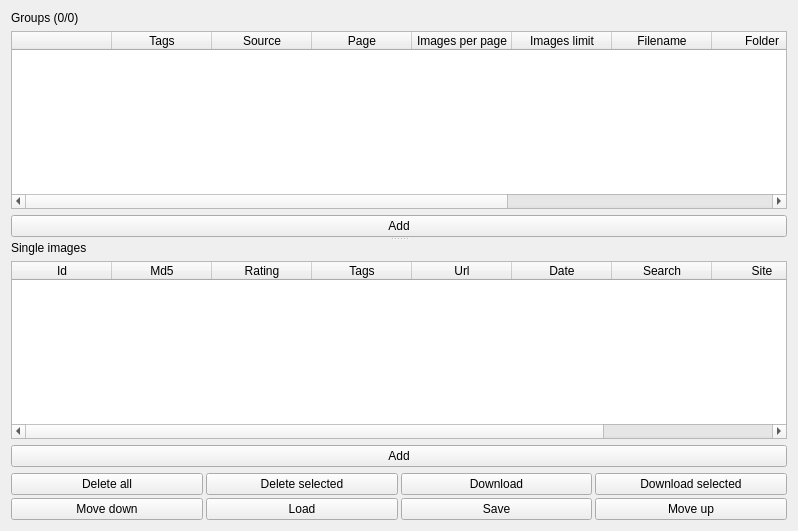
First picture: the form in gui/src/tabs/downloads-tab.ui, repository Bionus/imgbrd-grabber, before the edit.
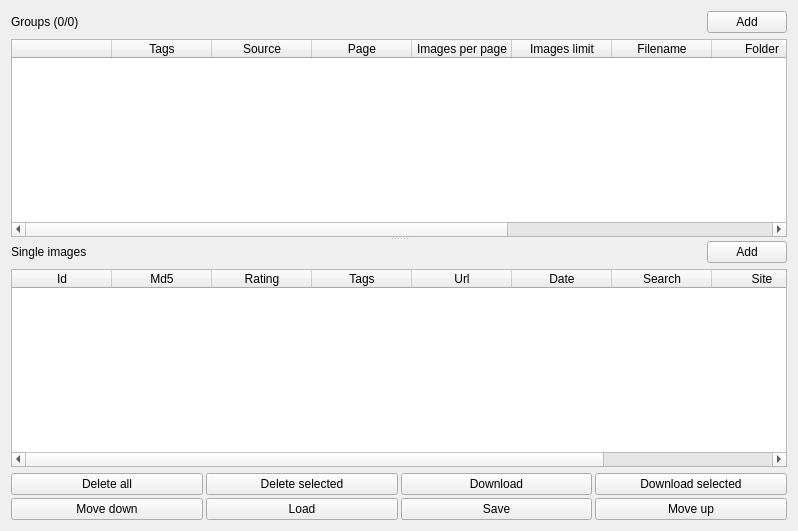
Second picture: the form after the edit. Icons and pictures are not drawn.

Commit message: Move the 'Add' buttons beside the headers in the downloads tab (issue #1628)

```diff
--- a/gui/src/tabs/downloads-tab.ui
+++ b/gui/src/tabs/downloads-tab.ui
@@ -47,6 +47,8 @@
         <number>0</number>
        </property>
        <item>
+        <layout class="QHBoxLayout" name="horizontalLayout_3" stretch="1,0">
+         <item>
         <widget class="QLabel" name="labelGroups">
          <property name="text">
           <string>Groups (0/0)</string>
@@ -54,6 +56,15 @@
         </widget>
        </item>
        <item>
+          <widget class="QPushButton" name="buttonAddGroup">
+           <property name="text">
+            <string>Add</string>
+           </property>
+          </widget>
+         </item>
+        </layout>
+       </item>
+       <item>
         <widget class="QTableWidget" name="tableBatchGroups">
          <property name="verticalScrollMode">
           <enum>QAbstractItemView::ScrollPerPixel</enum>
@@ -129,13 +140,6 @@
          </column>
         </widget>
        </item>
-       <item>
-        <widget class="QPushButton" name="buttonAddGroup">
-         <property name="text">
-          <string>Add</string>
-         </property>
-        </widget>
-       </item>
       </layout>
      </widget>
      <widget class="QWidget" name="widgetUniques" native="true">
@@ -150,6 +154,8 @@
         <number>0</number>
        </property>
        <item>
+        <layout class="QHBoxLayout" name="horizontalLayout_2" stretch="1,0">
+         <item>
         <widget class="QLabel" name="labelUniques">
          <property name="text">
           <string>Single images</string>
@@ -157,6 +163,15 @@
         </widget>
        </item>
        <item>
+          <widget class="QPushButton" name="buttonAddUnique">
+           <property name="text">
+            <string>Add</string>
+           </property>
+          </widget>
+         </item>
+        </layout>
+       </item>
+       <item>
         <widget class="QTableWidget" name="tableBatchUniques">
          <property name="editTriggers">
           <set>QAbstractItemView::NoEditTriggers</set>
@@ -231,13 +246,6 @@
          </column>
         </widget>
        </item>
-       <item>
-        <widget class="QPushButton" name="buttonAddUnique">
-         <property name="text">
-          <string>Add</string>
-         </property>
-        </widget>
-       </item>
       </layout>
      </widget>
     </widget>
```
Lines whose indentation alone changed are shown as unchanged.
